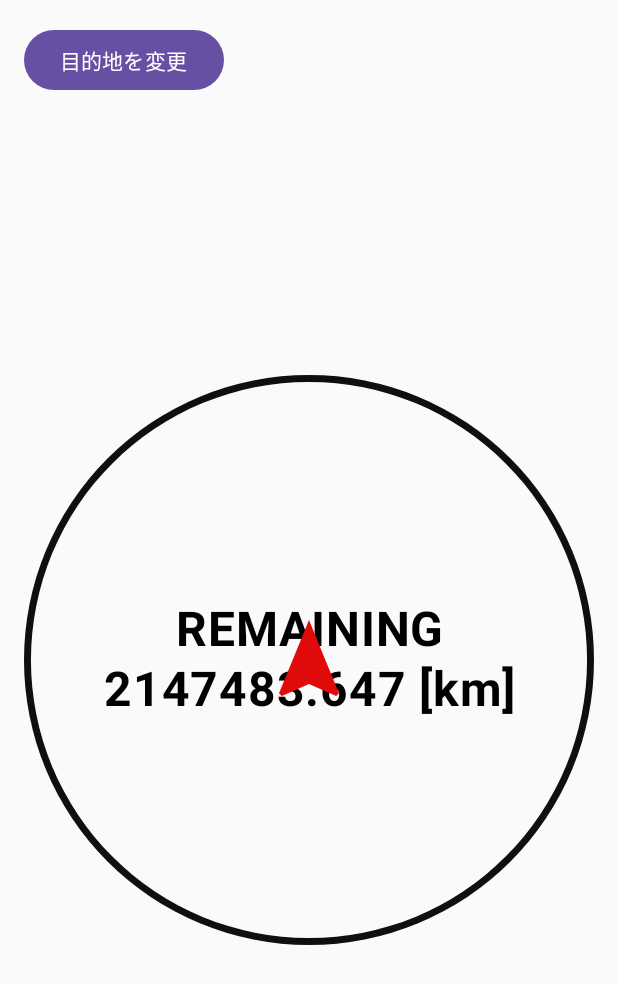
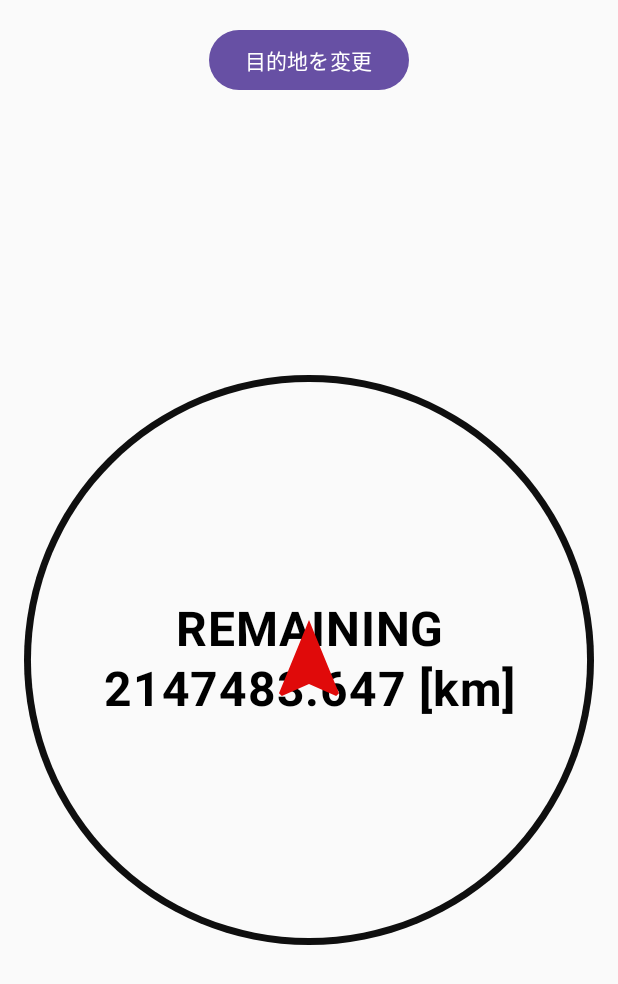
Before and after one commit to mayoi-design/stray-compass-mock, an Android app built with Jetpack Compose: the screen it shows after launch (MainActivity), after a tap on "目的地を変更", on a phone screen of 412 x 824 dp. Shown: the top 984 px of the screen. Run offline under Robolectric (Android 15) with nearby library versions, the phone set to English and light mode, and no system bars; 4 statements that could not run were skipped.

Commit message:
ボタンの位置を調整

```diff
--- a/app/src/main/java/com/example/stray_compass/MainActivity.kt
+++ b/app/src/main/java/com/example/stray_compass/MainActivity.kt
@@ -27,6 +27,7 @@ import androidx.compose.foundation.layout.height
 import androidx.compose.foundation.layout.navigationBarsPadding
 import androidx.compose.foundation.layout.padding
 import androidx.compose.foundation.layout.size
+import androidx.compose.foundation.layout.width
 import androidx.compose.material.icons.Icons
 import androidx.compose.material.icons.filled.Navigation
 import androidx.compose.material3.Button
@@ -258,9 +259,13 @@ fun Viewer(
             Text("headTo: $headTo")
             Spacer(Modifier.height(8.dp))
         }
-        Button(onClick = {
-            changeBottomSheetState(true)
-        }){
+        Button(
+            modifier = Modifier
+                .align(Alignment.CenterHorizontally),
+            onClick = {
+                changeBottomSheetState(true)
+            }
+        ){
             Text("目的地を変更")
         }
 
```
